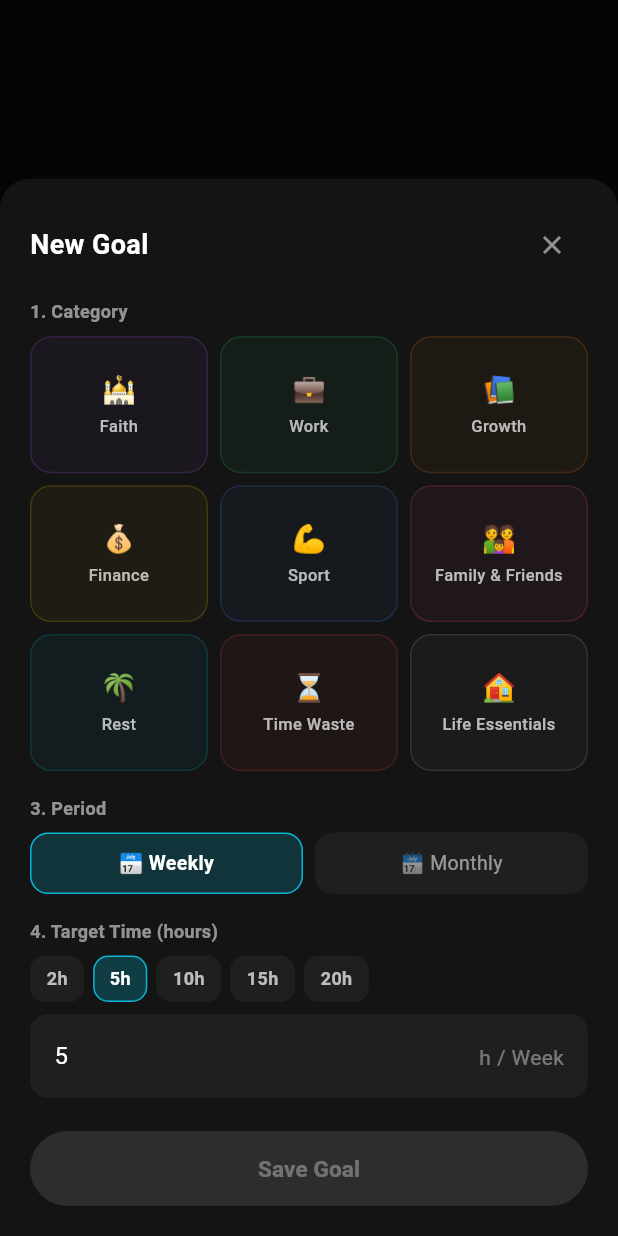
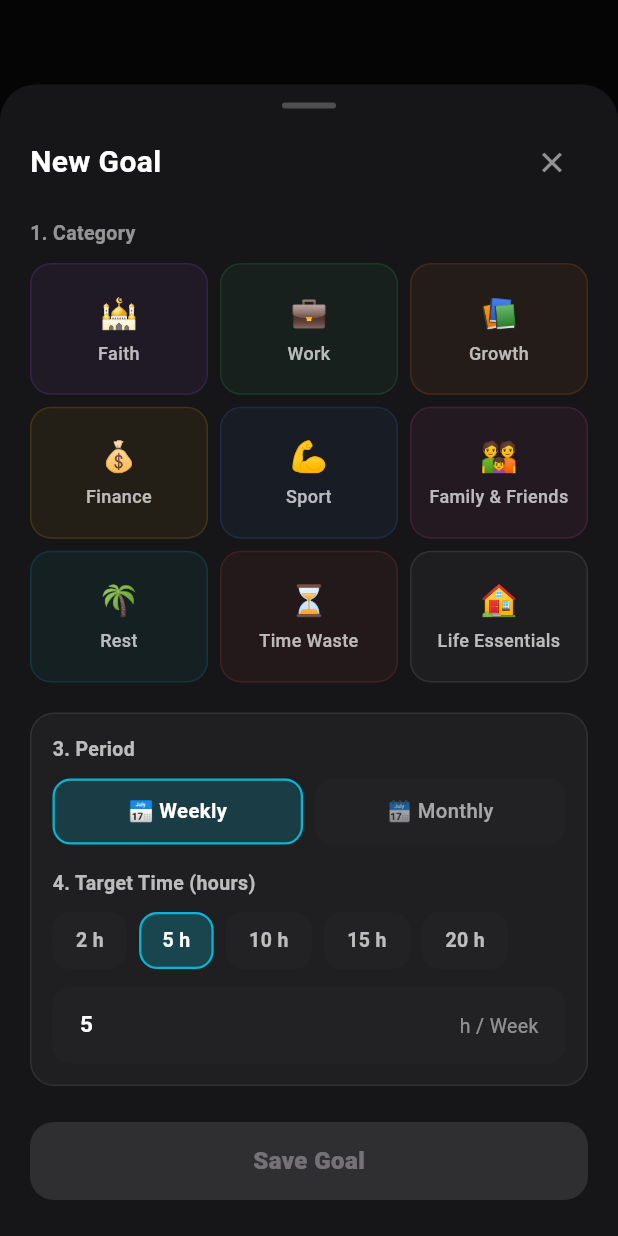
Before and after one commit to umareld1yarov/ASR, a Flutter app: what show() shows on an empty page, opened directly, on a phone screen of 412 x 824 dp. Run offline on Flutter 3.47's test engine with Material 3 defaults, Android fonts, the phone set to English and light mode, and no system bars; our stand-ins replace audioplayers, easy_localization, flutter_riverpod, image_picker, isar_community, share_plus and 1 more; accounts and stored records are empty; generated files the repository leaves out were written again.

Commit message:
Обновил создание Целей

```diff
--- a/lib/features/profile/presentation/widgets/add_goal_sheet.dart
+++ b/lib/features/profile/presentation/widgets/add_goal_sheet.dart
@@ -13,9 +13,9 @@ class AddGoalSheet extends ConsumerStatefulWidget {
     return showModalBottomSheet(
       context: context,
       isScrollControlled: true,
-      backgroundColor: const Color(0xFF141414),
+      backgroundColor: const Color(0xFF161618),
       shape: const RoundedRectangleBorder(
-        borderRadius: BorderRadius.vertical(top: Radius.circular(20)),
+        borderRadius: BorderRadius.vertical(top: Radius.circular(24)),
       ),
       builder: (_) => const AddGoalSheet(),
     );
@@ -66,58 +66,76 @@ class _AddGoalSheetState extends ConsumerState<AddGoalSheet> {
 
   @override
   Widget build(BuildContext context) {
+    final _ = context.locale;
     final category = _selectedCategory;
     final suggestionsAsync = category != null
         ? ref.watch(activitySuggestionsProvider(category.storageKey))
         : null;
 
+    final activeColor = category?.color ?? const Color(0xFF06B6D4);
+
     return SingleChildScrollView(
       padding: EdgeInsets.only(
         left: 20,
         right: 20,
-        top: 20,
-        bottom: MediaQuery.of(context).viewInsets.bottom + 20,
+        top: 12,
+        bottom: MediaQuery.of(context).viewInsets.bottom + 24,
       ),
       child: Column(
         mainAxisSize: MainAxisSize.min,
         crossAxisAlignment: CrossAxisAlignment.stretch,
         children: [
+          // Drag handle
+          Center(
+            child: Container(
+              width: 36,
+              height: 4,
+              decoration: BoxDecoration(
+                color: Colors.white24,
+                borderRadius: BorderRadius.circular(2),
+              ),
+            ),
+          ),
+          const SizedBox(height: 12),
+
+          // Header
           Row(
             mainAxisAlignment: MainAxisAlignment.spaceBetween,
             children: [
               Text(
                 'profile.new_goal'.tr(),
                 style: const TextStyle(
-                  fontSize: 18,
+                  fontSize: 20,
                   fontWeight: FontWeight.w700,
                   color: Colors.white,
                 ),
               ),
               IconButton(
                 onPressed: () => Navigator.of(context).pop(),
-                icon: const Icon(Icons.close, color: Colors.white54, size: 20),
+                icon: const Icon(Icons.close, color: Colors.white54, size: 22),
               ),
             ],
           ),
-          const SizedBox(height: 12),
+          const SizedBox(height: 14),
 
           // 1. Выбор категории
           Text(
             'profile.step_1_category'.tr(),
             style: const TextStyle(
-              fontSize: 12,
+              fontSize: 13,
               fontWeight: FontWeight.w600,
               color: Colors.white54,
             ),
           ),
-          const SizedBox(height: 8),
+          const SizedBox(height: 10),
+
           GridView.count(
             crossAxisCount: 3,
             shrinkWrap: true,
             physics: const NeverScrollableScrollPhysics(),
             mainAxisSpacing: 8,
             crossAxisSpacing: 8,
-            childAspectRatio: 1.3,
+            childAspectRatio: 1.35,
             children: ActivityCategory.values.map((cat) {
               final isSelected = _selectedCategory == cat;
               return InkWell(
@@ -126,23 +144,33 @@ class _AddGoalSheetState extends ConsumerState<AddGoalSheet> {
                   _selectedActivityName = null;
                 }),
                 borderRadius: BorderRadius.circular(14),
-                child: Container(
+                child: AnimatedContainer(
+                  duration: const Duration(milliseconds: 150),
                   decoration: BoxDecoration(
                     color: cat.color.withValues(
-                      alpha: isSelected ? 0.18 : 0.05,
+                      alpha: isSelected ? 0.22 : 0.06,
                     ),
                     borderRadius: BorderRadius.circular(14),
                     border: Border.all(
                       color: cat.color.withValues(
-                        alpha: isSelected ? 0.9 : 0.18,
+                        alpha: isSelected ? 1.0 : 0.15,
                       ),
-                      width: isSelected ? 1.5 : 1,
+                      width: isSelected ? 1.8 : 1,
                     ),
+                    boxShadow: isSelected
+                        ? [
+                            BoxShadow(
+                              color: cat.color.withValues(alpha: 0.25),
+                              blurRadius: 10,
+                              spreadRadius: -2,
+                            )
+                          ]
+                        : null,
                   ),
                   child: Column(
                     mainAxisAlignment: MainAxisAlignment.center,
                     children: [
-                      Text(cat.emoji, style: const TextStyle(fontSize: 18)),
+                      Text(cat.emoji, style: const TextStyle(fontSize: 20)),
                       const SizedBox(height: 3),
                       Text(
                         cat.label,
@@ -154,7 +182,7 @@ class _AddGoalSheetState extends ConsumerState<AddGoalSheet> {
                           fontWeight: isSelected
                               ? FontWeight.w700
                               : FontWeight.w500,
-                          fontSize: 11,
+                          fontSize: 12,
                         ),
                       ),
                     ],
@@ -164,28 +192,43 @@ class _AddGoalSheetState extends ConsumerState<AddGoalSheet> {
             }).toList(),
           ),
 
+          // 2. Детали при выборе категории
           if (category != null) ...[
-            const SizedBox(height: 16),
+            const SizedBox(height: 20),
+            Container(
+              padding: const EdgeInsets.all(14),
+              decoration: BoxDecoration(
+                color: Colors.white.withValues(alpha: 0.04),
+                borderRadius: BorderRadius.circular(16),
+                border: Border.all(
+                  color: activeColor.withValues(alpha: 0.25),
+                ),
+              ),
+              child: Column(
+                crossAxisAlignment: CrossAxisAlignment.start,
+                children: [
                   Text(
                     'profile.step_2_scope'.tr(),
                     style: const TextStyle(
-                fontSize: 12,
+                      fontSize: 13,
                       fontWeight: FontWeight.w600,
-                color: Colors.white54,
+                      color: Colors.white70,
                     ),
                   ),
-            const SizedBox(height: 8),
+                  const SizedBox(height: 10),
                   Row(
                     children: [
                       _ModeTab(
                         label: 'profile.entire_category'.tr(),
                         isSelected: !_isSpecificActivity,
+                        activeColor: activeColor,
                         onTap: () => setState(() => _isSpecificActivity = false),
                       ),
                       const SizedBox(width: 8),
                       _ModeTab(
                         label: 'profile.specific_activity'.tr(),
                         isSelected: _isSpecificActivity,
+                        activeColor: activeColor,
                         onTap: () => setState(() => _isSpecificActivity = true),
                       ),
                     ],
@@ -209,17 +252,21 @@ class _AddGoalSheetState extends ConsumerState<AddGoalSheet> {
                                           selected: _selectedActivityName == item.name,
                                           onSelected: (selected) {
                                             setState(() {
-                                        _selectedActivityName = selected ? item.name : null;
+                                              _selectedActivityName =
+                                                  selected ? item.name : null;
                                               _customActivityController.clear();
                                             });
                                           },
-                                    selectedColor: category.color.withValues(alpha: 0.3),
-                                    backgroundColor: const Color(0xFF1F1F1F),
+                                          selectedColor: activeColor.withValues(alpha: 0.3),
+                                          backgroundColor: const Color(0xFF222224),
                                           labelStyle: TextStyle(
                                             color: _selectedActivityName == item.name
-                                          ? category.color
+                                                ? Colors.white
                                                 : Colors.white70,
-                                      fontSize: 12,
+                                            fontSize: 12.5,
+                                            fontWeight: _selectedActivityName == item.name
+                                                ? FontWeight.w700
+                                                : FontWeight.w500,
                                           ),
                                         ),
                                     ],
@@ -228,7 +275,7 @@ class _AddGoalSheetState extends ConsumerState<AddGoalSheet> {
                                 ],
                                 TextField(
                                   controller: _customActivityController,
-                            style: const TextStyle(color: Colors.white, fontSize: 13),
+                                  style: const TextStyle(color: Colors.white, fontSize: 14),
                                   onChanged: (_) {
                                     if (_selectedActivityName != null) {
                                       setState(() => _selectedActivityName = null);
@@ -243,7 +290,7 @@ class _AddGoalSheetState extends ConsumerState<AddGoalSheet> {
                                       fontSize: 13,
                                     ),
                                     filled: true,
-                              fillColor: const Color(0xFF1F1F1F),
+                                    fillColor: const Color(0xFF222224),
                                     border: OutlineInputBorder(
                                       borderRadius: BorderRadius.circular(12),
                                       borderSide: BorderSide.none,
@@ -263,28 +310,46 @@ class _AddGoalSheetState extends ConsumerState<AddGoalSheet> {
                         const SizedBox.shrink(),
                   ],
                 ],
+              ),
+            ),
+          ],
 
-          const SizedBox(height: 16),
+          const SizedBox(height: 20),
+          // 3. Период и Шаг 4: Часы
+          Container(
+            padding: const EdgeInsets.all(14),
+            decoration: BoxDecoration(
+              color: Colors.white.withValues(alpha: 0.04),
+              borderRadius: BorderRadius.circular(16),
+              border: Border.all(
+                color: Colors.white.withValues(alpha: 0.08),
+              ),
+            ),
+            child: Column(
+              crossAxisAlignment: CrossAxisAlignment.start,
+              children: [
                 Text(
                   'profile.step_3_period'.tr(),
                   style: const TextStyle(
-              fontSize: 12,
+                    fontSize: 13,
                     fontWeight: FontWeight.w600,
-              color: Colors.white54,
+                    color: Colors.white70,
                   ),
                 ),
-          const SizedBox(height: 8),
+                const SizedBox(height: 10),
                 Row(
                   children: [
                     _PeriodChip(
                       label: 'profile.for_week'.tr(),
                       selected: _selectedPeriod == 'week',
+                      activeColor: activeColor,
                       onTap: () => setState(() => _selectedPeriod = 'week'),
                     ),
                     const SizedBox(width: 8),
                     _PeriodChip(
                       label: 'profile.for_month'.tr(),
                       selected: _selectedPeriod == 'month',
+                      activeColor: activeColor,
                       onTap: () => setState(() => _selectedPeriod = 'month'),
                     ),
                   ],
@@ -294,44 +359,48 @@ class _AddGoalSheetState extends ConsumerState<AddGoalSheet> {
                 Text(
                   'profile.step_4_target'.tr(),
                   style: const TextStyle(
-              fontSize: 12,
+                    fontSize: 13,
                     fontWeight: FontWeight.w600,
-              color: Colors.white54,
+                    color: Colors.white70,
                   ),
                 ),
-          const SizedBox(height: 8),
-          Row(
+                const SizedBox(height: 10),
+                SingleChildScrollView(
+                  scrollDirection: Axis.horizontal,
+                  child: Row(
                     children: [
                       for (final h in [2, 5, 10, 15, 20])
                         Padding(
-                  padding: const EdgeInsets.only(right: 6),
+                          padding: const EdgeInsets.only(right: 8),
                           child: InkWell(
                             onTap: () => setState(() => _hoursController.text = '$h'),
-                    borderRadius: BorderRadius.circular(10),
-                    child: Container(
+                            borderRadius: BorderRadius.circular(12),
+                            child: AnimatedContainer(
+                              duration: const Duration(milliseconds: 150),
                               padding: const EdgeInsets.symmetric(
-                        horizontal: 10,
-                        vertical: 6,
+                                horizontal: 14,
+                                vertical: 8,
                               ),
                               decoration: BoxDecoration(
                                 color: _hoursController.text == '$h'
-                            ? const Color(0xFF06B6D4).withValues(alpha: 0.25)
-                            : const Color(0xFF1F1F1F),
-                        borderRadius: BorderRadius.circular(10),
+                                    ? activeColor.withValues(alpha: 0.25)
+                                    : const Color(0xFF222224),
+                                borderRadius: BorderRadius.circular(12),
                                 border: Border.all(
                                   color: _hoursController.text == '$h'
-                              ? const Color(0xFF06B6D4)
+                                      ? activeColor
                                       : Colors.transparent,
+                                  width: 1.5,
                                 ),
                               ),
                               child: Text(
-                        '$h${'milestones.units.h'.tr()}',
+                                '$h ${'milestones.units.h'.tr()}',
                                 style: TextStyle(
                                   color: _hoursController.text == '$h'
                                       ? Colors.white
                                       : Colors.white70,
-                          fontSize: 12,
-                          fontWeight: FontWeight.w600,
+                                  fontSize: 13,
+                                  fontWeight: FontWeight.w700,
                                 ),
                               ),
                             ),
@@ -339,42 +408,57 @@ class _AddGoalSheetState extends ConsumerState<AddGoalSheet> {
                         ),
                     ],
                   ),
-          const SizedBox(height: 8),
+                ),
+                const SizedBox(height: 12),
                 TextField(
                   controller: _hoursController,
                   keyboardType: const TextInputType.numberWithOptions(decimal: true),
-            style: const TextStyle(color: Colors.white),
+                  style: const TextStyle(color: Colors.white, fontSize: 15, fontWeight: FontWeight.w600),
                   decoration: InputDecoration(
                     hintText: 'profile.type_hours_hint'.tr(),
                     suffixText: 'profile.hours_per_period'.tr(args: [
                       _selectedPeriod == "week" ? "profile.week".tr() : "profile.month".tr(),
                     ]),
                     suffixStyle: TextStyle(
-                color: Colors.white.withValues(alpha: 0.4),
+                      color: Colors.white.withValues(alpha: 0.5),
+                      fontSize: 13,
                     ),
                     filled: true,
-              fillColor: const Color(0xFF1F1F1F),
+                    fillColor: const Color(0xFF222224),
                     border: OutlineInputBorder(
                       borderRadius: BorderRadius.circular(12),
                       borderSide: BorderSide.none,
                     ),
+                    contentPadding: const EdgeInsets.symmetric(
+                      horizontal: 14,
+                      vertical: 14,
+                    ),
+                  ),
+                ),
+              ],
             ),
           ),
 
-          const SizedBox(height: 22),
+          const SizedBox(height: 24),
           ElevatedButton(
             onPressed: _selectedCategory == null ? null : _create,
             style: ElevatedButton.styleFrom(
-              backgroundColor: const Color(0xFF06B6D4),
+              backgroundColor: _selectedCategory != null ? activeColor : Colors.white24,
               foregroundColor: Colors.black,
-              minimumSize: const Size.fromHeight(50),
+              minimumSize: const Size.fromHeight(52),
+              elevation: 4,
+              shadowColor: activeColor.withValues(alpha: 0.4),
               shape: RoundedRectangleBorder(
-                borderRadius: BorderRadius.circular(25),
+                borderRadius: BorderRadius.circular(16),
               ),
             ),
             child: Text(
               'profile.save_goal'.tr(),
-              style: const TextStyle(fontSize: 15, fontWeight: FontWeight.w700),
+              style: const TextStyle(
+                fontSize: 16,
+                fontWeight: FontWeight.w800,
+                letterSpacing: 0.3,
+              ),
             ),
           ),
         ],
@@ -387,11 +471,13 @@ class _ModeTab extends StatelessWidget {
   const _ModeTab({
     required this.label,
     required this.isSelected,
+    required this.activeColor,
     required this.onTap,
   });
 
   final String label;
   final bool isSelected;
+  final Color activeColor;
   final VoidCallback onTap;
 
   @override
@@ -401,14 +487,15 @@ class _ModeTab extends StatelessWidget {
         onTap: onTap,
         child: AnimatedContainer(
           duration: const Duration(milliseconds: 150),
-          padding: const EdgeInsets.symmetric(vertical: 9),
+          padding: const EdgeInsets.symmetric(vertical: 10),
           decoration: BoxDecoration(
             color: isSelected
-                ? Colors.white.withValues(alpha: 0.12)
-                : const Color(0xFF1F1F1F),
+                ? activeColor.withValues(alpha: 0.2)
+                : const Color(0xFF222224),
             borderRadius: BorderRadius.circular(12),
             border: Border.all(
-              color: isSelected ? Colors.white54 : Colors.transparent,
+              color: isSelected ? activeColor : Colors.transparent,
+              width: 1.5,
             ),
           ),
           child: Text(
@@ -416,8 +503,8 @@ class _ModeTab extends StatelessWidget {
             textAlign: TextAlign.center,
             style: TextStyle(
               color: isSelected ? Colors.white : Colors.white54,
-              fontSize: 12,
-              fontWeight: isSelected ? FontWeight.w600 : FontWeight.w400,
+              fontSize: 12.5,
+              fontWeight: isSelected ? FontWeight.w700 : FontWeight.w500,
             ),
           ),
         ),
@@ -430,11 +517,13 @@ class _PeriodChip extends StatelessWidget {
   const _PeriodChip({
     required this.label,
     required this.selected,
+    required this.activeColor,
     required this.onTap,
   });
 
   final String label;
   final bool selected;
+  final Color activeColor;
   final VoidCallback onTap;
 
   @override
@@ -443,24 +532,26 @@ class _PeriodChip extends StatelessWidget {
       child: InkWell(
         onTap: onTap,
         borderRadius: BorderRadius.circular(12),
-        child: Container(
-          padding: const EdgeInsets.symmetric(vertical: 10),
+        child: AnimatedContainer(
+          duration: const Duration(milliseconds: 150),
+          padding: const EdgeInsets.symmetric(vertical: 11),
           decoration: BoxDecoration(
             color: selected
-                ? const Color(0xFF06B6D4).withValues(alpha: 0.2)
-                : const Color(0xFF1F1F1F),
+                ? activeColor.withValues(alpha: 0.2)
+                : const Color(0xFF222224),
             borderRadius: BorderRadius.circular(12),
             border: Border.all(
-              color: selected ? const Color(0xFF06B6D4) : Colors.transparent,
+              color: selected ? activeColor : Colors.transparent,
+              width: 1.5,
             ),
           ),
           child: Text(
             label,
             textAlign: TextAlign.center,
             style: TextStyle(
-              color: selected ? Colors.white : Colors.white54,
-              fontSize: 13,
-              fontWeight: selected ? FontWeight.w600 : FontWeight.w400,
+              color: selected ? Colors.white : Colors.white60,
+              fontSize: 13.5,
+              fontWeight: selected ? FontWeight.w700 : FontWeight.w500,
             ),
           ),
         ),
```
Lines whose indentation alone changed are shown as unchanged.
